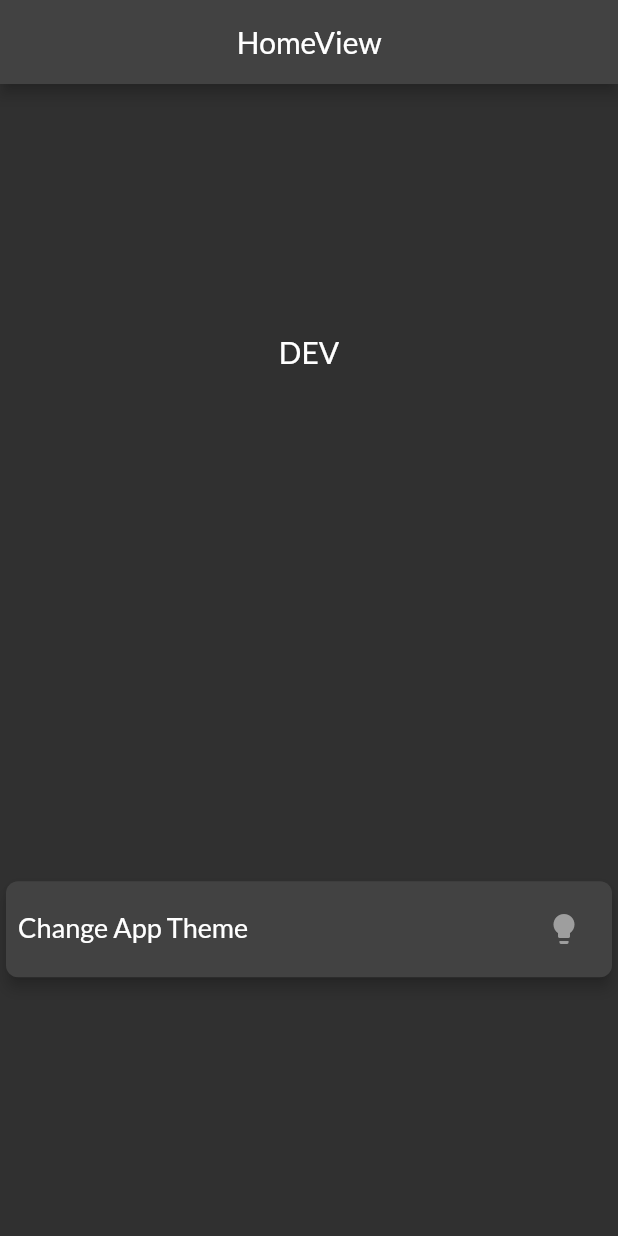
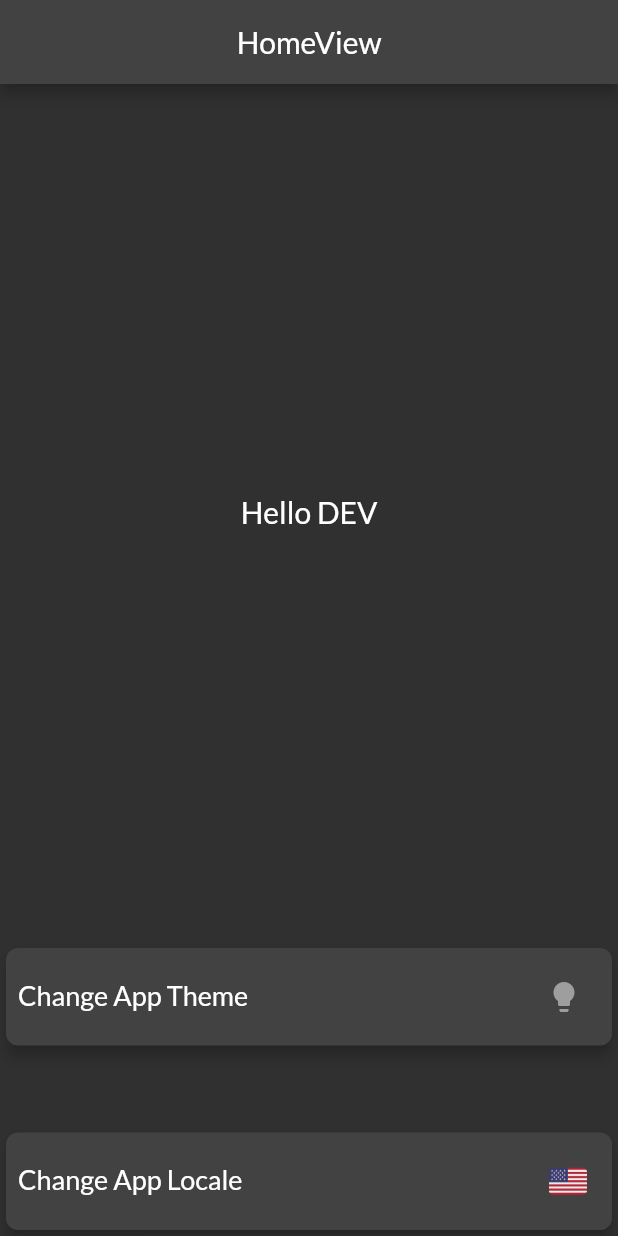
Before and after one commit to LHHan/base_project, a Flutter app: the screen it shows after launch, after a tap on the "lightbulb" icon, on a phone screen of 412 x 824 dp. Run offline on Flutter 3.47's test engine with Material 2 defaults, Android fonts, the light colour scheme and no system bars; our stand-ins replace get, logger; statements that could not run were skipped.

Commit message:
multi language

```diff
--- /dev/null
+++ b/lib/app/core/languages/string_en.dart
@@ -0,0 +1,5 @@
+const Map<String, String> en = {
+  'hello': 'Hello',
+  'changeAppTheme': 'Change App Theme',
+  'changeAppLocale': 'Change App Locale',
+};
--- /dev/null
+++ b/lib/app/core/languages/string_vi.dart
@@ -0,0 +1,5 @@
+const Map<String, String> vi = {
+  'hello': 'Xin chào',
+  'changeAppTheme': 'Thay đổi chủ đề',
+  'changeAppLocale': 'Thay đổi ngôn ngữ',
+};
--- a/lib/app/core/values/app_asset.dart
+++ b/lib/app/core/values/app_asset.dart
@@ -14,10 +14,11 @@ class AppAssets {
 
   /// #region Icon
   /// -----------------
-  String icAppIcon = 'assets/base/icons/ic_app_icon.png';
-  String icEmpty = 'assets/base/icons/ic_empty.png';
+  String icAppIcon = 'assets/app/icons/ic_app_icon.png';
+  String icEmpty = 'assets/app/icons/ic_empty.png';
 
   /// #region Image, Video
   /// -----------------
-
+  String imFlagVi = 'assets/app/images/im_flag_vi.png';
+  String imFlagEn = 'assets/app/images/im_flag_us.png';
 }
--- a/lib/app/core/values/app_enum.dart
+++ b/lib/app/core/values/app_enum.dart
@@ -2,3 +2,5 @@
 enum EnvType { dev, prod }
 
 enum TimeZone { utc, local }
+
+enum LocaleCode { en, vi }
--- a/lib/app/modules/home/controllers/home_controller.dart
+++ b/lib/app/modules/home/controllers/home_controller.dart
@@ -1,19 +1,32 @@
 import 'package:base_project_getx/app/core/themes/app_theme.dart';
+import 'package:base_project_getx/app/core/values/app_enum.dart';
 import 'package:get/get.dart';
 
 import '../../../core/utils/app_log.dart';
+import '../../../services/localization_service.dart';
 
 class HomeController extends GetxController {
-  /// #Define variables
+  /// #region define variables
   bool isDark = Get.isDarkMode;
+  String selectedLocale = LocalizationService.locale.languageCode;
 
-  /// #Define functions
+  /// #region define functions
   void onChangeAppTheme() {
     isDark
         ? Get.changeTheme(AppTheme().light)
         : Get.changeTheme(AppTheme().dark);
     isDark = !isDark;
-    update(['ChangeAppTheme']);
+    update(['changeAppTheme']);
     logger.i('Changed App Theme to \'${isDark ? 'dark' : 'light'}\'');
   }
+
+  void onChangeAppLocale() {
+    selectedLocale = selectedLocale == LocaleCode.en.name
+        ? LocaleCode.vi.name
+        : LocaleCode.en.name;
+
+    LocalizationService.changeLocale(selectedLocale);
+    update(['changeAppLocale']);
+    logger.i('Changed App Locale to $selectedLocale');
+  }
 }
--- a/lib/app/modules/home/views/home_view.dart
+++ b/lib/app/modules/home/views/home_view.dart
@@ -23,15 +23,16 @@ class HomeView extends GetView<HomeController> {
         child: Column(
           mainAxisAlignment: MainAxisAlignment.spaceAround,
           children: [
+            Spacer(),
             Center(
               child: Text(
-                AppConfig.I.env.envType == EnvType.dev ? 'DEV' : 'PROD',
-                style: AppStyles().normalTextStyle(
-                  20,
-                  // color: AppColors().colorMainText,
-                ),
+                '${'hello'.tr} ${AppConfig.I.env.envType == EnvType.dev ? 'DEV' : 'PROD'}',
+                style: AppStyles().normalTextStyle(20),
               ),
             ),
+            Spacer(),
+
+            /// Change App Theme Card
             Card(
               elevation: 4,
               semanticContainer: true,
@@ -39,18 +40,19 @@ class HomeView extends GetView<HomeController> {
               shape: RoundedRectangleBorder(
                 borderRadius: BorderRadius.circular(8.0),
               ),
-              child: Padding(
+              child: Container(
                 padding: const EdgeInsets.all(8.0),
+                constraints: const BoxConstraints(minHeight: 65),
                 child: Row(
                   children: [
                     Expanded(
                       child: Text(
-                        "Change App Theme",
+                        'changeAppTheme'.tr,
                         style: AppStyles().normalTextStyle(18),
                       ),
                     ),
                     GetBuilder(
-                      id: 'ChangeAppTheme',
+                      id: 'changeAppTheme',
                       init: controller,
                       builder: (control) {
                         return IconButton(
@@ -67,6 +69,51 @@ class HomeView extends GetView<HomeController> {
                 ),
               ),
             ),
+            const SizedBox(height: 50),
+
+            /// Change App Locale Card
+            Card(
+              elevation: 4,
+              semanticContainer: true,
+              clipBehavior: Clip.antiAliasWithSaveLayer,
+              shape: RoundedRectangleBorder(
+                borderRadius: BorderRadius.circular(8.0),
+              ),
+              child: Container(
+                padding: const EdgeInsets.all(8),
+                constraints: BoxConstraints(minHeight: 65, minWidth: Get.width),
+                child: Stack(
+                  alignment: Alignment.centerLeft,
+                  children: [
+                    Text(
+                      'changeAppLocale'.tr,
+                      style: AppStyles().normalTextStyle(18),
+                    ),
+                    Positioned(
+                      right: -13,
+                      child: InkWell(
+                        onTap: controller.onChangeAppLocale,
+                        borderRadius: BorderRadius.circular(55),
+                        child: Padding(
+                          padding: const EdgeInsets.all(22),
+                          child: GetBuilder(
+                            id: 'changeAppLocale',
+                            init: controller,
+                            builder: (control) => Image.asset(
+                              controller.selectedLocale == LocaleCode.en.name
+                                  ? AppAssets().imFlagEn
+                                  : AppAssets().imFlagVi,
+                              width: 25,
+                              height: 25,
+                            ),
+                          ),
+                        ),
+                      ),
+                    ),
+                  ],
+                ),
+              ),
+            ),
           ],
         ),
       ),
--- /dev/null
+++ b/lib/app/services/localization_service.dart
@@ -0,0 +1,48 @@
+import 'dart:collection';
+import 'dart:ui';
+
+import 'package:get/get_navigation/src/root/internacionalization.dart';
+import 'package:get/get.dart';
+
+import '../core/languages/string_en.dart';
+import '../core/languages/string_vi.dart';
+import '../core/values/app_enum.dart';
+
+class LocalizationService extends Translations {
+  /// Get locale when open app
+  /// Can be get from a default language, or device language, or cached language
+  static final locale = _getLocaleFromLanguage();
+
+  /// fallbackLocale is the default language
+  /// if the set language is not in the list of languages supported by the app
+  static const fallbackLocale = Locale('en', 'US');
+
+  /// List of supported Locales
+  static final locales = [
+    const Locale('en', 'US'),
+    const Locale('vi', 'VN'),
+  ];
+
+  /// Change locale function
+  /// Call it when you want to update locale for app regardless of system language
+  static void changeLocale(String langCode) {
+    final locale = _getLocaleFromLanguage(langCode: langCode);
+    Get.updateLocale(locale);
+  }
+
+  /// Get locale from language function (private)
+  /// Params: String? langCode
+  static Locale _getLocaleFromLanguage({String? langCode}) {
+    var lang = langCode ?? Get.deviceLocale?.languageCode;
+    for (int i = 0; i < LocaleCode.values.length; i++) {
+      if (lang == LocaleCode.values[i].name) return locales[i];
+    }
+    return Get.locale ?? fallbackLocale;
+  }
+
+  @override
+  Map<String, Map<String, String>> get keys => {
+        'en_US': en,
+        'vi_VN': vi,
+      };
+}
--- a/lib/main.dart
+++ b/lib/main.dart
@@ -7,6 +7,7 @@ import 'package:get/get.dart';
 import 'app/core/themes/app_theme.dart';
 import 'app/core/utils/app_config.dart';
 import 'app/routes/app_pages.dart';
+import 'app/services/localization_service.dart';
 
 Future<void> main() async {
   /// Start services later
@@ -36,6 +37,9 @@ class MyApp extends StatelessWidget {
       theme: AppTheme().light,
       darkTheme: AppTheme().dark,
       themeMode: ThemeMode.system,
+      locale: LocalizationService.locale,
+      fallbackLocale: LocalizationService.fallbackLocale,
+      translations: LocalizationService(),
     );
   }
 }
```
Also changed, not shown: assets/app/images/im_flag_us.png (added), assets/app/images/im_flag_vi.png (added).
